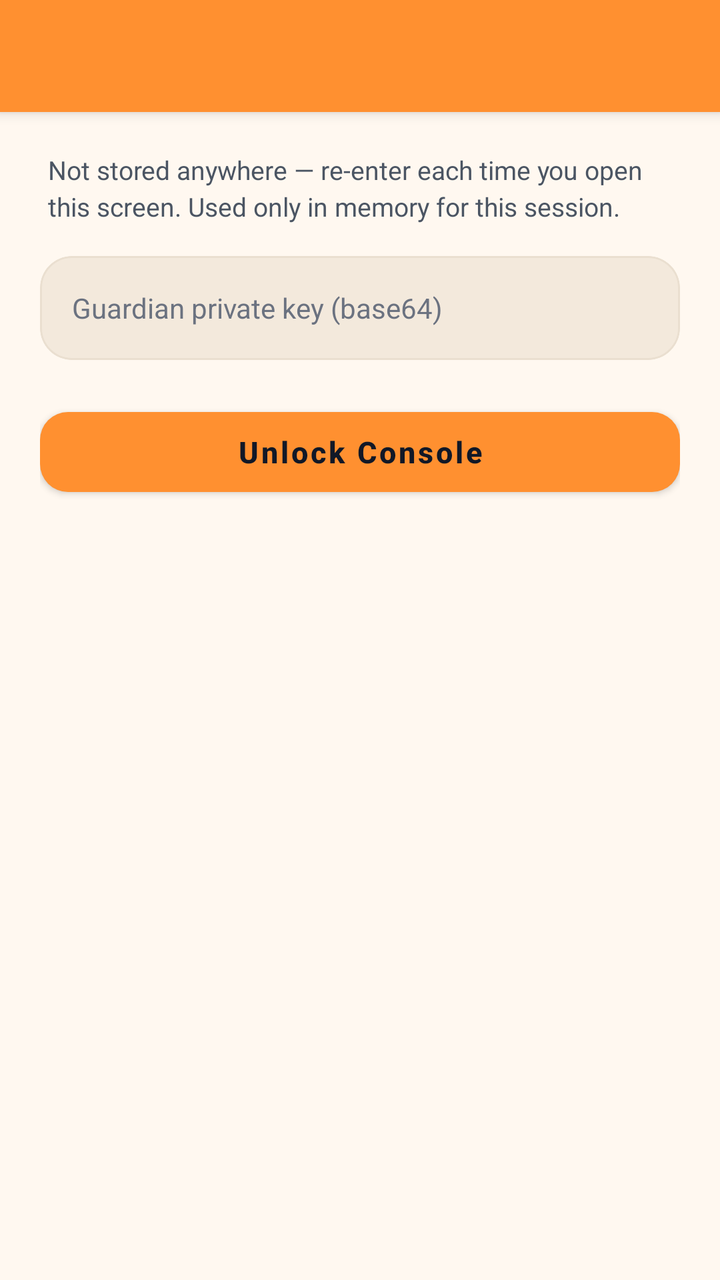
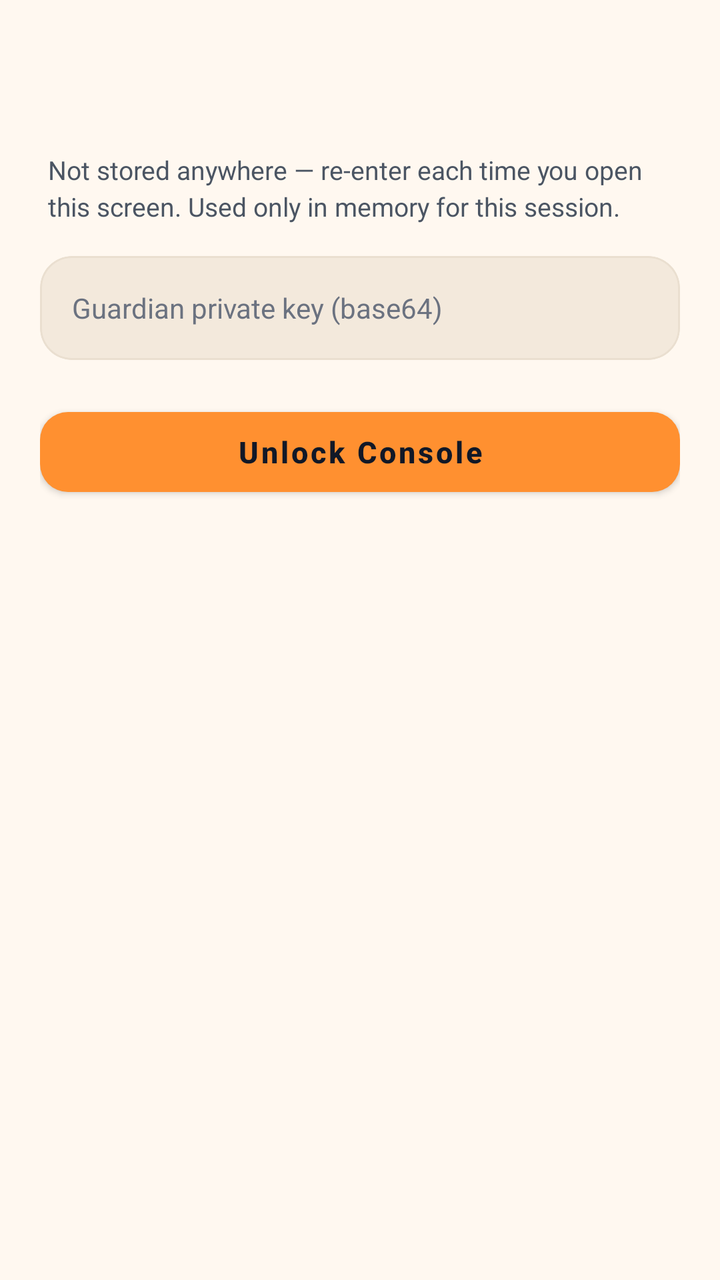

Two renders of the same Android screen: before a commit and after it. Below are the layout's source before the change and the commit's diff.
<!-- AndroidManifest.xml: application theme AppTheme -->
<!-- res/layout/guardian_console.xml -->
<androidx.coordinatorlayout.widget.CoordinatorLayout
	xmlns:android="http://schemas.android.com/apk/res/android"
	xmlns:app="http://schemas.android.com/apk/res-auto"
	xmlns:tools="http://schemas.android.com/tools"
	android:id="@+id/_coordinator"
	android:layout_width="match_parent"
	android:layout_height="match_parent">
	<com.google.android.material.appbar.AppBarLayout
		android:id="@+id/_app_bar"
		android:layout_width="match_parent"
		android:layout_height="wrap_content"
		android:theme="@style/AppTheme.AppBarOverlay">
		<androidx.appcompat.widget.Toolbar
			android:id="@+id/_toolbar"
			android:layout_width="match_parent"
			android:layout_height="?attr/actionBarSize"
			android:background="?attr/appBarColor"
			app:popupTheme="@style/AppTheme.PopupOverlay" />
	</com.google.android.material.appbar.AppBarLayout>
	<androidx.core.widget.NestedScrollView
		android:layout_width="match_parent"
		android:layout_height="match_parent"
		android:background="@color/colorBackground"
		android:fillViewport="true"
		android:overScrollMode="never"
		app:layout_behavior="@string/appbar_scrolling_view_behavior">
		<LinearLayout
			android:id="@+id/linear32"
			android:layout_width="match_parent"
			android:layout_height="wrap_content"
			android:padding="20dp"
			android:orientation="vertical">
			<LinearLayout
				android:id="@+id/sectionKeyEntry"
				android:layout_width="match_parent"
				android:layout_height="wrap_content"
				android:orientation="vertical">
				<TextView
					android:id="@+id/textview46"
					android:layout_width="match_parent"
					android:layout_height="wrap_content"
					android:layout_marginBottom="16dp"
					android:text="Not stored anywhere — re-enter each time you open this screen. Used only in memory for this session."
					android:textSize="13sp"
					android:textColor="@color/colorTextSecondary"
					android:layout_marginStart="4dp"
					android:lineSpacingExtra="3dp"
					android:focusable="false" />
				<com.google.android.material.card.MaterialCardView
					android:id="@+id/cardview22"
					android:layout_width="match_parent"
					android:layout_height="wrap_content"
					app:cardBackgroundColor="@color/colorSurfaceRaised"
					app:cardCornerRadius="16dp"
					app:cardElevation="0dp"
					app:strokeColor="@color/colorCardStroke"
					app:strokeWidth="1dp">
					<EditText
						android:id="@+id/etGuardianKey"
						android:layout_width="match_parent"
						android:layout_height="52dp"
						android:background="@android:color/transparent"
						android:gravity="center_vertical"
						android:textSize="14sp"
						android:textColor="@color/colorTextPrimary"
						android:hint="Guardian private key (base64)"
						android:inputType="textPassword"
						android:focusable="true"
						android:focusableInTouchMode="true"
						android:paddingHorizontal="16dp" />
				</com.google.android.material.card.MaterialCardView>
				<TextView
					android:id="@+id/tvKeyError"
					android:layout_width="match_parent"
					android:layout_height="wrap_content"
					android:layout_marginTop="8dp"
					android:textSize="13sp"
					android:textColor="@color/colorError"
					android:visibility="gone" />
				<com.google.android.material.button.MaterialButton
					android:id="@+id/btnUnlockConsole"
					android:layout_width="match_parent"
					android:layout_height="52dp"
					android:layout_marginTop="20dp"
					android:text="Unlock Console"
					android:textSize="15sp"
					android:textStyle="bold"
					android:textColor="@color/colorTextOnAccent"
					android:textAllCaps="false"
					app:backgroundTint="@color/colorAccent"
					app:cornerRadius="14dp"
					app:elevation="0dp" />
			</LinearLayout>
			<LinearLayout
				android:id="@+id/sectionWorklist"
				android:layout_width="match_parent"
				android:layout_height="wrap_content"
				android:orientation="vertical"
				android:visibility="gone">
				<TextView
					android:id="@+id/tvSigningAs"
					android:layout_width="match_parent"
					android:layout_height="wrap_content"
					android:layout_marginBottom="16dp"
					android:textSize="13sp"
					android:textColor="@color/colorTextSecondary"
					android:layout_marginStart="4dp"
					android:focusable="false" />
				<com.google.android.material.button.MaterialButton
					android:id="@+id/btnRefreshDisputes"
					android:layout_width="match_parent"
					android:layout_height="48dp"
					android:text="Refresh Disputes"
					android:textSize="14sp"
					android:textStyle="bold"
					android:textColor="@color/colorTextSecondary"
					android:textAllCaps="false"
					app:backgroundTint="@color/colorSurfaceRaised"
					app:cornerRadius="14dp"
					app:elevation="0dp"
					app:strokeColor="@color/colorCardStroke"
					app:strokeWidth="1dp" />
				<TextView
					android:id="@+id/tvNoDisputes"
					android:layout_width="match_parent"
					android:layout_height="wrap_content"
					android:layout_marginTop="32dp"
					android:gravity="center_horizontal|center_vertical"
					android:text="No disputed orders right now."
					android:textSize="14sp"
					android:textColor="@color/colorTextTertiary"
					android:visibility="gone"
					android:focusable="false" />
				<LinearLayout
					android:id="@+id/layoutDisputeCards"
					android:layout_width="match_parent"
					android:layout_height="wrap_content"
					android:layout_marginTop="16dp"
					android:orientation="vertical" />
			</LinearLayout>
		</LinearLayout>
	</androidx.core.widget.NestedScrollView>
</androidx.coordinatorlayout.widget.CoordinatorLayout>
<!-- resources referenced by this layout -->
<resources>
  <color name="colorAccent">#FF9030</color>
  <color name="colorBackground">#FFF8F0</color>
  <color name="colorCardStroke">#EADFD0</color>
  <color name="colorError">#EF4444</color>
  <color name="colorSurfaceRaised">#F3E9DC</color>
  <color name="colorTextOnAccent">#111827</color>
  <color name="colorTextPrimary">#111827</color>
  <color name="colorTextSecondary">#4B5563</color>
  <color name="colorTextTertiary">#6B7280</color>
  <style name="AppTheme.PopupOverlay" parent="ThemeOverlay.MaterialComponents.Light" />
  <style name="AppTheme" parent="Theme.MaterialComponents.DayNight.NoActionBar">
          
          <item name="homeAsUpIndicator">@drawable/ic_nav_back</item>
          
          <item name="android:textViewStyle">@style/HarvanaTextView</item>
          <item name="appBarColor">@color/colorAccent</item>
          <item name="onAppBarColor">@color/colorTextOnAccent</item>
          <item name="colorSecondary">@color/colorAccent</item>
          <item name="colorOnSecondary">@color/colorTextOnAccent</item>
          <item name="colorPrimaryVariant">@color/colorAccentDark</item>
          <item name="colorSecondaryVariant">@color/colorAccentDark</item>
          <item name="colorError">@color/colorError</item>
          <item name="colorOnError">@color/colorTextPrimaryWhite</item>
          <item name="colorControlActivated">@color/colorAccent</item>
          <item name="colorControlNormal">@color/colorControlNormal</item>
          <item name="colorControlHighlight">@color/colorAccentRipple</item>
          <item name="android:textColorHighlight">@color/colorAccentStroke</item>
          <item name="android:textColorLink">@color/colorAccentStrong</item>
          <item name="android:editTextColor">@color/colorTextPrimary</item>
          <item name="android:navigationBarColor">@color/colorBackground</item>
          <item name="colorPrimary">@color/colorAccent</item>
          <item name="colorPrimaryDark">@color/colorAccentStrong</item>
          <item name="colorAccent">@color/colorAccent</item>
          <item name="colorSurface">@color/colorSurface</item>
          <item name="colorOnPrimary">@color/colorTextOnAccent</item>
          <item name="colorOnSurface">@color/colorTextPrimary</item>
          <item name="colorOnBackground">@color/colorTextPrimary</item>
          <item name="colorOnSurfaceVariant">@color/colorTextSecondary</item>
          <item name="android:textColorPrimary">@color/colorTextPrimary</item>
          <item name="android:textColorSecondary">@color/colorTextSecondary</item>
          <item name="android:textColorHint">@color/colorTextTertiary</item>
          <item name="android:statusBarColor">?attr/appBarColor</item>
          <item name="android:windowLightStatusBar">true</item>
          <item name="android:windowBackground">@color/colorBackground</item>
          <item name="alertDialogTheme">@style/HarvanaAlertDialog</item>
          <item name="materialAlertDialogTheme">@style/HarvanaAlertDialog</item>
          <item name="bottomSheetDialogTheme">@style/HarvanaBottomSheetDialog</item>
      </style>
  <style name="HarvanaTextView" parent="android:Widget.TextView">
          <item name="android:textColor">@color/colorTextPrimary</item>
      </style>
  <color name="colorAccentDark">#E57A14</color>
  <color name="colorTextPrimaryWhite">#FFFFFF</color>
  <color name="colorControlNormal">#6B7280</color>
  <color name="colorAccentRipple">#1AFF9030</color>
  <color name="colorAccentStroke">#33FF9030</color>
  <color name="colorAccentStrong">#B85F0A</color>
  <color name="colorSurface">#FFFFFF</color>
  <style name="HarvanaDialogButton" parent="Widget.MaterialComponents.Button.TextButton.Dialog">
          <item name="android:textColor">@color/colorAccent</item>
          <item name="android:minHeight">48dp</item>
      </style>
  <!-- unchanged entries left out for length: 6 -->
</resources>

<!-- the commit's change to res/layout/guardian_console.xml (unified diff, before → after) -->
@@ -9,7 +9,9 @@
 		android:id="@+id/_app_bar"
 		android:layout_width="match_parent"
 		android:layout_height="wrap_content"
-		android:theme="@style/AppTheme.AppBarOverlay">
+		android:theme="@style/AppTheme.AppBarOverlay"
+		app:elevation="0dp"
+		android:stateListAnimator="@null">
 		<androidx.appcompat.widget.Toolbar
 			android:id="@+id/_toolbar"
 			android:layout_width="match_parent"
<!-- resource entries referenced after the edit -->
@@ -15,8 +15,8 @@
           <item name="homeAsUpIndicator">@drawable/ic_nav_back</item>
           
           <item name="android:textViewStyle">@style/HarvanaTextView</item>
-          <item name="appBarColor">@color/colorAccent</item>
-          <item name="onAppBarColor">@color/colorTextOnAccent</item>
+          <item name="appBarColor">@color/colorBackground</item>
+          <item name="onAppBarColor">@color/colorTextPrimary</item>
           <item name="colorSecondary">@color/colorAccent</item>
           <item name="colorOnSecondary">@color/colorTextOnAccent</item>
           <item name="colorPrimaryVariant">@color/colorAccentDark</item>
